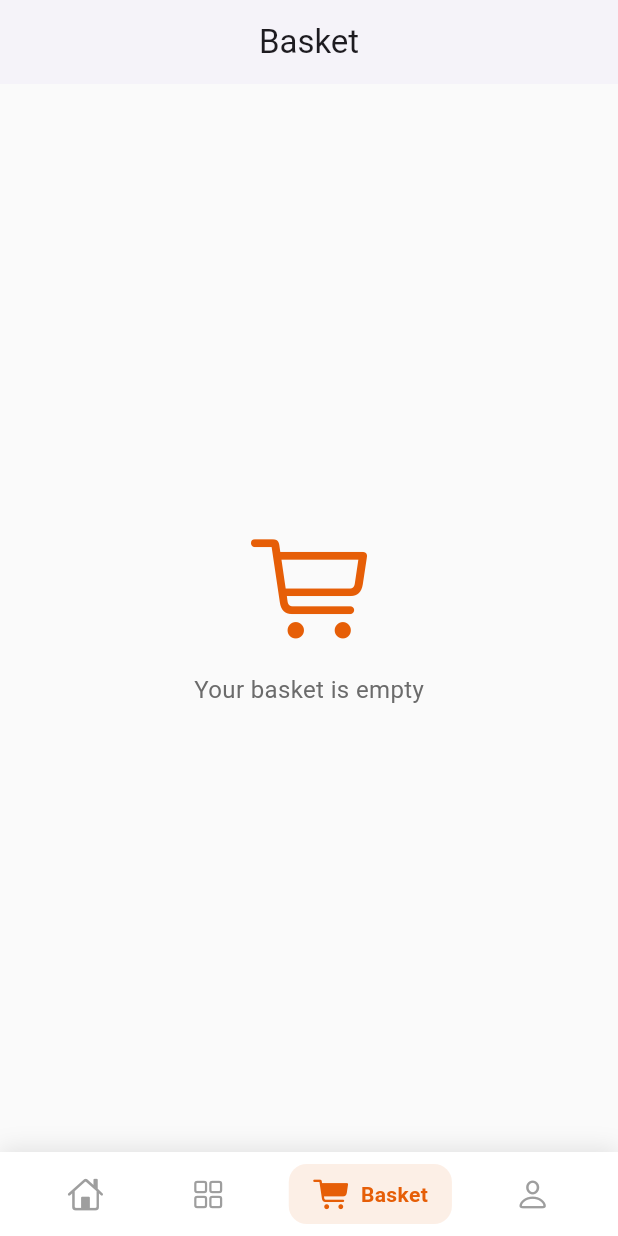
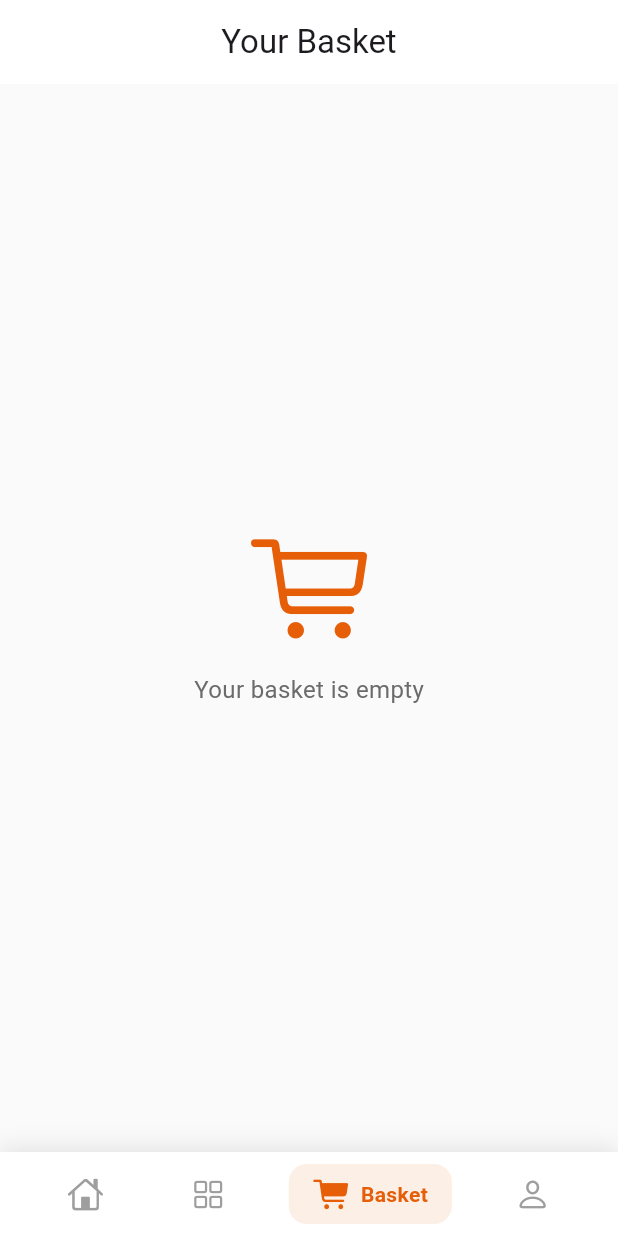
Before and after one commit to lobarashurova/MP_Project, a Flutter app: the screen it shows after launch, item 3 of the bottom bar chosen, on a phone screen of 412 x 824 dp. Run offline on Flutter 3.47's test engine with Material 3 defaults, Android fonts, the phone set to English and light mode, and no system bars; network calls fail.

Commit message:
updated the cart_item_card.dart and fixed the errors

```diff
--- a/lib/presentation/basket/basket_page.dart
+++ b/lib/presentation/basket/basket_page.dart
@@ -4,8 +4,6 @@ import 'package:xurmo/core/constants/app_colors.dart';
 import 'package:xurmo/core/constants/app_text_styles.dart';
 import 'package:xurmo/presentation/basket/cart.dart';
 import 'package:xurmo/presentation/home/widgets/cart_item_card.dart'; // Make sure this path matches your project
-
-
 
 class BasketPage extends StatefulWidget {
   const BasketPage({super.key});
@@ -16,6 +14,15 @@ class BasketPage extends StatefulWidget {
 
 class _BasketPageState extends State<BasketPage> {
   @override
+  void initState() {
+    super.initState();
+    // Listen to changes in the cart to update UI
+    Cart.instance.notifier.addListener(() {
+      setState(() {});
+    });
+  }
+
+  @override
   Widget build(BuildContext context) {
     final items = Cart.instance.items;
 
@@ -23,9 +30,8 @@ class _BasketPageState extends State<BasketPage> {
       backgroundColor: AppColors.background,
       appBar: AppBar(
         backgroundColor: AppColors.surface,
-        title: const Text('Basket'),
+        title: const Text('Your Basket'),
         centerTitle: true,
-        elevation: 2,
       ),
       body: items.isEmpty
           ? Center(
@@ -51,26 +57,22 @@ class _BasketPageState extends State<BasketPage> {
               children: [
                 Expanded(
                   child: ListView.builder(
-                    padding: const EdgeInsets.symmetric(vertical: 12),
                     itemCount: items.length,
                     itemBuilder: (context, index) {
-                      final item = items[index];
-                      return CartItemCard(cartItem: item);
+                      final cartItem = items[index];
+                      return CartItemCard(cartItem: cartItem);
                     },
                   ),
                 ),
-
-                // Total Price Section
                 Container(
-                  padding: const EdgeInsets.symmetric(horizontal: 24, vertical: 16),
+                  padding: const EdgeInsets.all(16),
                   decoration: BoxDecoration(
                     color: AppColors.surface,
-                    borderRadius: const BorderRadius.vertical(top: Radius.circular(24)),
                     boxShadow: [
                       BoxShadow(
-                        color: AppColors.shadow.withOpacity(0.2),
-                        blurRadius: 10,
-                        offset: const Offset(0, -3),
+                        color: AppColors.shadow,
+                        blurRadius: 8,
+                        offset: const Offset(0, -2),
                       ),
                     ],
                   ),
@@ -83,36 +85,42 @@ class _BasketPageState extends State<BasketPage> {
                       ),
                       Text(
                         '\$${Cart.instance.totalPrice.toStringAsFixed(2)}',
-                        style: AppTextStyles.heading2.copyWith(color: AppColors.primary),
+                        style: AppTextStyles.heading2.copyWith(
+                          color: AppColors.primary,
+                        ),
                       ),
                     ],
                   ),
                 ),
-
-                // Checkout Button
-                Container(
+                const SizedBox(height: 8),
+                Padding(
+                  padding: const EdgeInsets.symmetric(horizontal: 16),
+                  child: SizedBox(
                     width: double.infinity,
-                  margin: const EdgeInsets.all(16),
                     child: ElevatedButton(
+                      style: ElevatedButton.styleFrom(
+                        backgroundColor: AppColors.primary,
+                        padding: const EdgeInsets.symmetric(vertical: 16),
+                        shape: RoundedRectangleBorder(
+                          borderRadius: BorderRadius.circular(12),
+                        ),
+                      ),
                       onPressed: () {
-                      // Action on checkout
+                        // You can add checkout logic here
                         ScaffoldMessenger.of(context).showSnackBar(
-                        const SnackBar(content: Text('Proceeding to checkout...')),
+                          const SnackBar(
+                              content: Text('Proceeding to checkout...')),
                         );
                       },
-                    style: ElevatedButton.styleFrom(
-                      padding: const EdgeInsets.symmetric(vertical: 16),
-                      backgroundColor: AppColors.primary,
-                      shape: RoundedRectangleBorder(
-                        borderRadius: BorderRadius.circular(16),
-                      ),
-                    ),
-                    child: const Text(
+                      child: Text(
                         'Checkout',
-                      style: TextStyle(fontSize: 18, fontWeight: FontWeight.bold),
+                        style: AppTextStyles.heading3
+                            .copyWith(color: AppColors.surface),
                       ),
                     ),
                   ),
+                ),
+                const SizedBox(height: 16),
               ],
             ),
     );
```
Also changed, not shown: lib/presentation/home/widgets/cart_item_card.dart (+33 -11 lines). Lines whose indentation alone changed are shown as unchanged.
